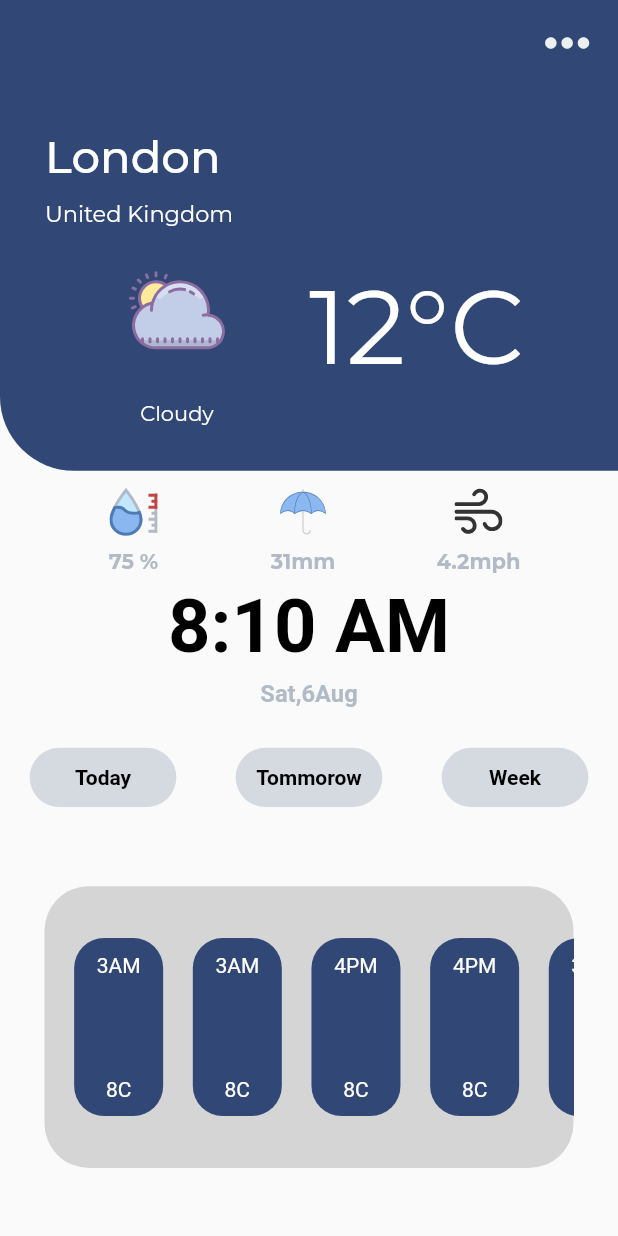
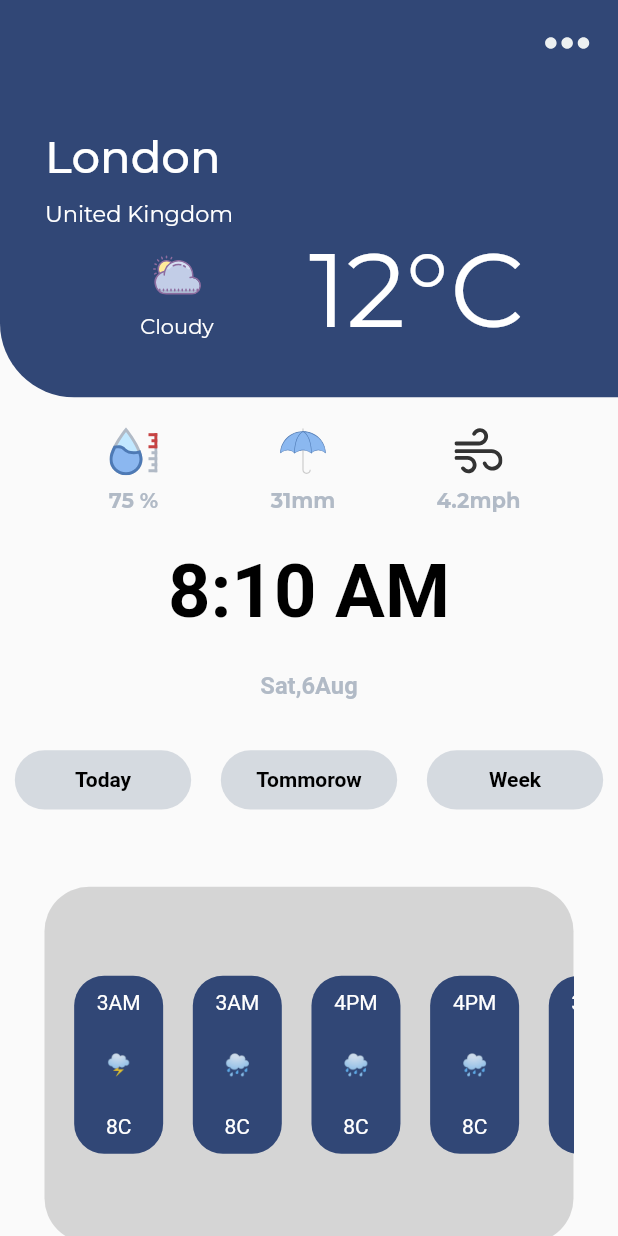
Before and after one commit to shivdvaio/weatherappdesign2, a Flutter app: the screen it shows after launch, on a phone screen of 412 x 824 dp. Run offline on Flutter 3.47's test engine with Material 2 defaults, Android fonts, the phone set to English and light mode, and no system bars; our stand-ins replace flutter_svg, google_fonts.

```diff
--- a/lib/DAYROQ.dart
+++ b/lib/DAYROQ.dart
@@ -2,6 +2,7 @@ import 'package:flutter/material.dart';
 import 'package:flutter_svg/flutter_svg.dart';
 import 'package:google_fonts/google_fonts.dart';
 import 'package:weather_app/size_config.dart';
+import 'package:weather_app/Screen/weekScreen.dart';
 
 class dayrowmain extends StatelessWidget {
   const dayrowmain({
@@ -15,7 +16,10 @@ class dayrowmain extends StatelessWidget {
         mainAxisAlignment: MainAxisAlignment.center,
         children: [
           daysrows(
+
             name: "Today",
+
+
           ),
           daysrows(
             name: "Tommorow",
@@ -31,13 +35,18 @@ class dayrowmain extends StatelessWidget {
 
 class daysrows extends StatelessWidget {
   final String name;
-  daysrows({this.name});
+  final Function function;
+  daysrows({this.name,this.function});
 
   @override
   Widget build(BuildContext context) {
     return Expanded(
       child: Padding(
-        padding: EdgeInsets.all(Sizeconfig.defaultsize * 2),
+        padding: EdgeInsets.all(Sizeconfig.defaultsize * 1),
+        child: InkWell(
+          onTap: (){
+            Navigator.push(context, MaterialPageRoute(builder: (context)=> weekScreen()));
+          },
           child: Container(
             decoration: BoxDecoration(
                 color: Color(0xFFB1BAC6).withOpacity(0.5),
@@ -59,6 +68,7 @@ class daysrows extends StatelessWidget {
             ),
           ),
         ),
+      ),
     );
   }
 }
--- a/lib/DaysandTemp.dart
+++ b/lib/DaysandTemp.dart
@@ -5,56 +5,87 @@ import 'uppercontainer.dart';
 import 'DAYROQ.dart';
 import 'package:weather_app/size_config.dart';
 import 'middlecoloumn.dart';
+import 'main.dart';
 
 class Shiv extends StatefulWidget {
-
   @override
   _ShivState createState() => _ShivState();
 }
 
 class _ShivState extends State<Shiv> {
-
   @override
   Widget build(BuildContext context) {
     return Padding(
-      padding:  EdgeInsets.all(Sizeconfig.defaultsize * 3),
+        padding: EdgeInsets.all(Sizeconfig.defaultsize * 3),
         child: Container(
             decoration: BoxDecoration(
-            borderRadius: BorderRadius.circular(Sizeconfig.defaultsize* 3),
+                borderRadius: BorderRadius.circular(Sizeconfig.defaultsize * 3),
                 color: Colors.grey.withOpacity(0.4)),
             child: ListView(
               scrollDirection: Axis.horizontal,
               children: [
                 Padding(
-            padding:  EdgeInsets.all(Sizeconfig.defaultsize * 2),
+                  padding: EdgeInsets.all(Sizeconfig.defaultsize * 2),
                   child: Row(
                     children: [
-                decoratedbox(time: "3AM",temp: "8C",),
-                SizedBox(width: Sizeconfig.defaultsize * 2,),
-                decoratedbox(time: "3AM",temp: "8C",),
-                SizedBox(width: Sizeconfig.defaultsize * 2,),
-                decoratedbox(time: "4PM",temp: "8C",), SizedBox(width: Sizeconfig.defaultsize * 2,),
-                decoratedbox(time: "4PM",temp: "8C",),
-                SizedBox(width: Sizeconfig.defaultsize * 2,),
-                decoratedbox(time: "3AM",temp: "8C",),
-                SizedBox(width: Sizeconfig.defaultsize * 2,),
-                decoratedbox(time: "4PM",temp: "8C",), SizedBox(width: Sizeconfig.defaultsize * 2,),
-                decoratedbox(time: "4PM",temp: "8C",),
-
-
-
-
-            ],),
+                      decoratedbox(time: "3AM", temp: "8C", icon: '🌩'),
+                      SizedBox(
+                        width: Sizeconfig.defaultsize * 2,
+                      ),
+                      decoratedbox(time: "3AM", temp: "8C", icon: '🌧'),
+                      SizedBox(
+                        width: Sizeconfig.defaultsize * 2,
+                      ),
+                      decoratedbox(
+                        time: "4PM",
+                        temp: "8C",
+                          icon: '🌧'
+                      ),
+                      SizedBox(
+                        width: Sizeconfig.defaultsize * 2,
+                      ),
+                      decoratedbox(
+                        time: "4PM",
+                        temp: "8C",
+                          icon: '🌧'
+                      ),
+                      SizedBox(
+                        width: Sizeconfig.defaultsize * 2,
+                      ),
+                      decoratedbox(
+                        time: "3AM",
+                        temp: "8C",
+                          icon: '🌧'
+                      ),
+                      SizedBox(
+                        width: Sizeconfig.defaultsize * 2,
+                      ),
+                      decoratedbox(
+                        time: "4PM",
+                        temp: "8C",
+                        icon: '☔️',
+                      ),
+                      SizedBox(
+                        width: Sizeconfig.defaultsize * 2,
+                      ),
+                      decoratedbox(
+                        time: "4PM",
+                        temp: "8C",
+                        icon: '🤷‍',
+                      ),
+                    ],
+                  ),
                 )
-        ],)
-    ));
+              ],
+            )));
   }
 }
 
 class decoratedbox extends StatelessWidget {
   final String time;
   final String temp;
-  decoratedbox({this.time, this.temp});
+  final String icon;
+  decoratedbox({this.time, this.temp, this.icon});
 
   @override
   Widget build(BuildContext context) {
@@ -73,6 +104,7 @@ class decoratedbox extends StatelessWidget {
                   time,
                   style: TextStyle(color: Colors.white),
                 ),
+                Text(icon),
                 Text(
                   temp,
                   style: TextStyle(color: Colors.white),
--- a/lib/main.dart
+++ b/lib/main.dart
@@ -23,7 +23,9 @@ class MyApp extends StatelessWidget {
           elevation: 0,
           actions: [
             IconButton(
-              icon: SvgPicture.asset('assets/icons2.svg'),
+              icon: SvgPicture.asset('assets/icons2.svg',
+              height: Sizeconfig.defaultsize * 4,
+              width: Sizeconfig.defaultsize * 4,),
             ),
             SizedBox(
               width: Sizeconfig.defaultsize * 1,
@@ -48,14 +50,16 @@ class _BodyState extends State<Body> {
         child: SafeArea(
       child: Column(
 
+        mainAxisAlignment: MainAxisAlignment.spaceEvenly,
         children: [
           containerupper(),
           SizedBox(
-            height: Sizeconfig.defaultsize * 50,
+            height: Sizeconfig.defaultsize * 60,
             child: Column(
 
               children: [
                 middlecoloumn(),
+
                 Expanded(child: Shiv())
               ],
             ),
--- a/lib/middlecoloumn.dart
+++ b/lib/middlecoloumn.dart
@@ -3,6 +3,7 @@ import 'package:flutter_svg/flutter_svg.dart';
 import 'package:google_fonts/google_fonts.dart';
 import 'package:weather_app/size_config.dart';
 import 'DAYROQ.dart';
+import 'package:weather_app/Screen/weekScreen.dart';
 
 class middlecoloumn extends StatelessWidget {
   const middlecoloumn({
@@ -23,6 +24,7 @@ class middlecoloumn extends StatelessWidget {
                 children: [
                   rowchild(
                     iconSrc: "assets/meter.svg",
+
                     iconvalue: "75 %",
                   ),
                   rowchild(
@@ -55,7 +57,8 @@ class middlecoloumn extends StatelessWidget {
                   fontSize: Sizeconfig.defaultsize * 1.6,
                   fontWeight: FontWeight.bold),
             ),
-            Row(
+            Container(
+              child: Row(
                 children: [
                   daysrows(
                     name: "Today",
@@ -67,6 +70,7 @@ class middlecoloumn extends StatelessWidget {
                     name: "Week",
                   )
                 ],
+              ),
             ),
           ],
         ),
@@ -86,7 +90,10 @@ class rowchild extends StatelessWidget {
     return Column(
       children: [
         IconButton(
-          icon: SvgPicture.asset(iconSrc),
+          icon: SvgPicture.asset
+
+            (iconSrc,height: Sizeconfig.defaultsize * 4,
+          width: Sizeconfig.defaultsize * 4,),
         ),
         Text(
           iconvalue,
--- a/lib/uppercontainer.dart
+++ b/lib/uppercontainer.dart
@@ -48,8 +48,13 @@ class containerupper extends StatelessWidget {
                     child: Column(
                       children: [
                         IconButton(
-                          iconSize: 100,
-                          icon: SvgPicture.asset('assets/shiv3.svg'),
+                          icon: SvgPicture.asset(
+
+
+                              'assets/shiv3.svg',
+                            height: Sizeconfig.defaultsize * 6,
+                            width: Sizeconfig.defaultsize * 6,
+                         ),
                         ),
                         Text(
                           "Cloudy",
```
Also changed, not shown: lib/Screen/weekScreen.dart (added, +78 -0 lines), assets/city.svg (added), assets/newyork.svg (added), lib/lowerpart.dart (line endings or trailing spaces). Lines whose indentation alone changed are shown as unchanged.
